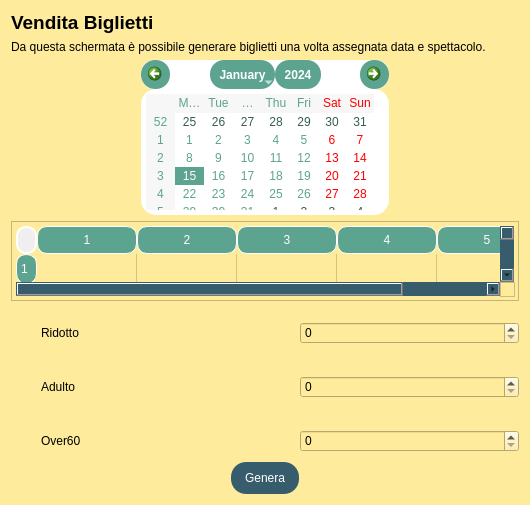
StracciaMatteo/GestioneCinema, file biglietteria/vendita/view/venditabiglietti.ui: the form before one commit.
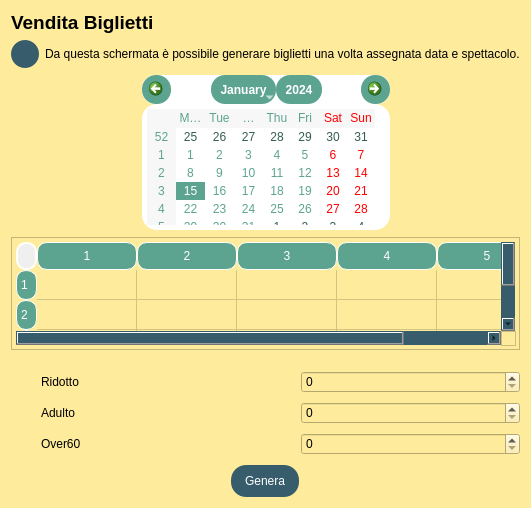
The form after the commit. Icons and pictures are not drawn.

The edit to the form file:
```diff
--- a/biglietteria/vendita/view/venditabiglietti.ui
+++ b/biglietteria/vendita/view/venditabiglietti.ui
@@ -7,7 +7,7 @@
     <x>0</x>
     <y>0</y>
     <width>530</width>
-    <height>505</height>
+    <height>508</height>
    </rect>
   </property>
   <property name="windowTitle">
@@ -184,6 +184,45 @@
      <property name="bottomMargin">
       <number>0</number>
      </property>
+     <item>
+      <widget class="QPushButton" name="btn_torna">
+       <property name="sizePolicy">
+        <sizepolicy hsizetype="Fixed" vsizetype="Fixed">
+         <horstretch>0</horstretch>
+         <verstretch>0</verstretch>
+        </sizepolicy>
+       </property>
+       <property name="maximumSize">
+        <size>
+         <width>28</width>
+         <height>28</height>
+        </size>
+       </property>
+       <property name="cursor">
+        <cursorShape>PointingHandCursor</cursorShape>
+       </property>
+       <property name="styleSheet">
+        <string notr="true">QPushButton{
+ border-radius: 14px;
+background-color: rgb(55, 92, 108);
+color: rgb(255, 255, 255);
+border-style: outset;
+
+
+}</string>
+       </property>
+       <property name="icon">
+        <iconset>
+         <normaloff>../../../images/Torna-Indietro-icon.png</normaloff>../../../images/Torna-Indietro-icon.png</iconset>
+       </property>
+       <property name="iconSize">
+        <size>
+         <width>20</width>
+         <height>20</height>
+        </size>
+       </property>
+      </widget>
+     </item>
      <item>
       <widget class="QLabel" name="label_9">
        <property name="text">
@@ -296,37 +335,7 @@
      <property name="spacing">
       <number>0</number>
      </property>
-     <item row="2" column="1">
-      <spacer name="verticalSpacer_5">
-       <property name="orientation">
-        <enum>Qt::Vertical</enum>
-       </property>
-       <property name="sizeHint" stdset="0">
-        <size>
-         <width>20</width>
-         <height>40</height>
-        </size>
-       </property>
-      </spacer>
-     </item>
      <item row="3" column="1">
-      <widget class="QLabel" name="label_2">
-       <property name="text">
-        <string>Adulto</string>
-       </property>
-      </widget>
-     </item>
-     <item row="6" column="1">
-      <widget class="QLabel" name="label_3">
-       <property name="text">
-        <string>Over60</string>
-       </property>
-      </widget>
-     </item>
-     <item row="6" column="3">
-      <widget class="QSpinBox" name="spinBox_2"/>
-     </item>
-     <item row="4" column="1">
       <spacer name="verticalSpacer_4">
        <property name="orientation">
         <enum>Qt::Vertical</enum>
@@ -339,6 +348,9 @@
        </property>
       </spacer>
      </item>
+     <item row="4" column="3">
+      <widget class="QSpinBox" name="spinBox_2"/>
+     </item>
      <item row="0" column="1">
       <widget class="QLabel" name="label">
        <property name="text">
@@ -362,23 +374,7 @@
      <item row="0" column="3">
       <widget class="QSpinBox" name="spinBox"/>
      </item>
-     <item row="0" column="2">
-      <spacer name="horizontalSpacer_3">
-       <property name="orientation">
-        <enum>Qt::Horizontal</enum>
-       </property>
-       <property name="sizeType">
-        <enum>QSizePolicy::Fixed</enum>
-       </property>
-       <property name="sizeHint" stdset="0">
-        <size>
-         <width>40</width>
-         <height>20</height>
-        </size>
-       </property>
-      </spacer>
-     </item>
-     <item row="3" column="3">
+     <item row="2" column="3">
       <widget class="QSpinBox" name="Over"/>
      </item>
      <item row="0" column="0">
@@ -406,7 +402,23 @@
        </property>
       </widget>
      </item>
-     <item row="3" column="0">
+     <item row="0" column="2">
+      <spacer name="horizontalSpacer_3">
+       <property name="orientation">
+        <enum>Qt::Horizontal</enum>
+       </property>
+       <property name="sizeType">
+        <enum>QSizePolicy::Fixed</enum>
+       </property>
+       <property name="sizeHint" stdset="0">
+        <size>
+         <width>40</width>
+         <height>20</height>
+        </size>
+       </property>
+      </spacer>
+     </item>
+     <item row="2" column="0">
       <widget class="QLabel" name="label_5">
        <property name="minimumSize">
         <size>
@@ -431,7 +443,7 @@
        </property>
       </widget>
      </item>
-     <item row="6" column="0">
+     <item row="4" column="0">
       <widget class="QLabel" name="label_6">
        <property name="minimumSize">
         <size>
@@ -456,18 +468,19 @@
        </property>
       </widget>
      </item>
-     <item row="5" column="1">
-      <spacer name="verticalSpacer_6">
-       <property name="orientation">
-        <enum>Qt::Vertical</enum>
+     <item row="2" column="1">
+      <widget class="QLabel" name="label_2">
+       <property name="text">
+        <string>Adulto</string>
        </property>
-       <property name="sizeHint" stdset="0">
-        <size>
-         <width>20</width>
-         <height>40</height>
-        </size>
+      </widget>
+     </item>
+     <item row="4" column="1">
+      <widget class="QLabel" name="label_3">
+       <property name="text">
+        <string>Over60</string>
        </property>
-      </spacer>
+      </widget>
      </item>
     </layout>
    </item>
```
